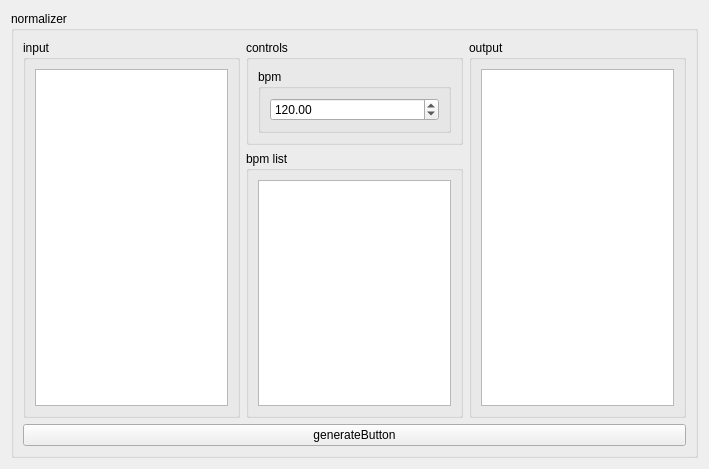
This is ui/normalizer.ui in Eve-ning/reamber as Qt 5 draws it before an edit. The edited form follows.
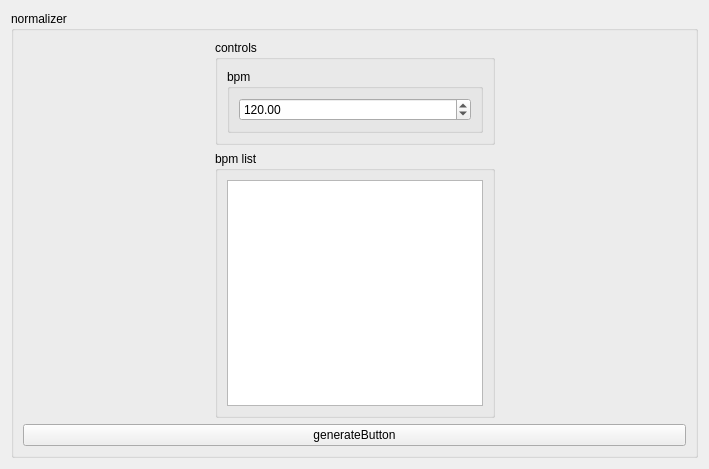
This is the edited form. Custom widgets are drawn as their Qt base class.

Commit message: Implement custom Input Output Classes

Patch:
```diff
--- a/ui/normalizer.ui
+++ b/ui/normalizer.ui
@@ -20,18 +20,6 @@
       <string>normalizer</string>
      </property>
      <layout class="QGridLayout" name="gridLayout_33">
-      <item row="0" column="0" rowspan="2">
-       <widget class="QGroupBox" name="inputLO">
-        <property name="title">
-         <string>input</string>
-        </property>
-        <layout class="QGridLayout" name="gridLayout_31">
-         <item row="0" column="0">
-          <widget class="QPlainTextEdit" name="input"/>
-         </item>
-        </layout>
-       </widget>
-      </item>
       <item row="0" column="1">
        <widget class="QGroupBox" name="controlsLO">
         <property name="title">
@@ -72,18 +60,6 @@
         </layout>
        </widget>
       </item>
-      <item row="0" column="2" rowspan="2">
-       <widget class="QGroupBox" name="outputLO">
-        <property name="title">
-         <string>output</string>
-        </property>
-        <layout class="QGridLayout" name="gridLayout_32">
-         <item row="0" column="0">
-          <widget class="QPlainTextEdit" name="output"/>
-         </item>
-        </layout>
-       </widget>
-      </item>
       <item row="2" column="0" colspan="3">
        <widget class="QPushButton" name="generateButton">
         <property name="text">
@@ -91,11 +67,45 @@
         </property>
        </widget>
       </item>
+      <item row="0" column="0" rowspan="2">
+       <widget class="InputTP" name="input" native="true">
+        <property name="sizePolicy">
+         <sizepolicy hsizetype="MinimumExpanding" vsizetype="Preferred">
+          <horstretch>0</horstretch>
+          <verstretch>0</verstretch>
+         </sizepolicy>
+        </property>
+       </widget>
+      </item>
+      <item row="0" column="2" rowspan="2">
+       <widget class="OutputTP" name="output" native="true">
+        <property name="sizePolicy">
+         <sizepolicy hsizetype="MinimumExpanding" vsizetype="Preferred">
+          <horstretch>0</horstretch>
+          <verstretch>0</verstretch>
+         </sizepolicy>
+        </property>
+       </widget>
+      </item>
      </layout>
     </widget>
    </item>
   </layout>
  </widget>
+ <customwidgets>
+  <customwidget>
+   <class>OutputTP</class>
+   <extends>QWidget</extends>
+   <header>include/io/outputtp.h</header>
+   <container>1</container>
+  </customwidget>
+  <customwidget>
+   <class>InputTP</class>
+   <extends>QWidget</extends>
+   <header>include/io/inputtp.h</header>
+   <container>1</container>
+  </customwidget>
+ </customwidgets>
  <resources/>
  <connections/>
 </ui>
```
The commit also changes 28 other files.
